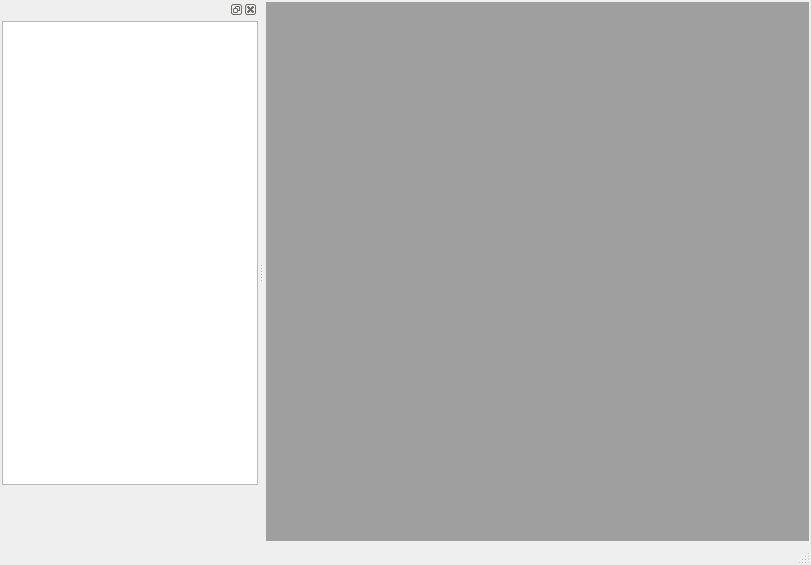
Qt form mainwindow.ui (albert-sergeev/FinLoader) before a commit.
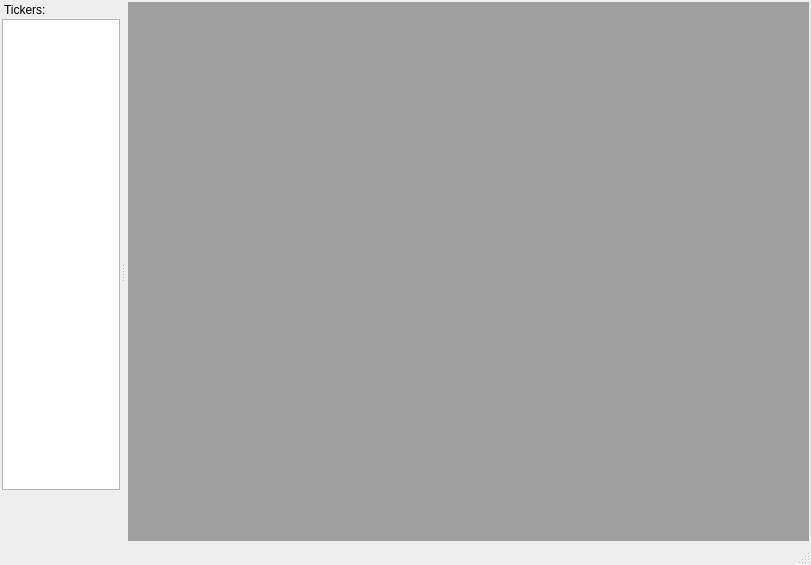
The same form after that commit.

Commit message: fill docked ticker toolbar and add save toolbars position

```diff
--- a/mainwindow.ui
+++ b/mainwindow.ui
@@ -44,10 +44,34 @@
   </widget>
   <widget class="QStatusBar" name="statusbar"/>
   <widget class="QDockWidget" name="dkActiveTickers">
+   <property name="floating">
+    <bool>false</bool>
+   </property>
+   <property name="features">
+    <set>QDockWidget::DockWidgetMovable</set>
+   </property>
+   <property name="allowedAreas">
+    <set>Qt::LeftDockWidgetArea|Qt::RightDockWidgetArea</set>
+   </property>
+   <property name="windowTitle">
+    <string>Tickers:</string>
+   </property>
    <attribute name="dockWidgetArea">
     <number>1</number>
    </attribute>
    <widget class="QWidget" name="dockWidgetContents">
+    <property name="minimumSize">
+     <size>
+      <width>100</width>
+      <height>0</height>
+     </size>
+    </property>
+    <property name="maximumSize">
+     <size>
+      <width>120</width>
+      <height>16777215</height>
+     </size>
+    </property>
     <layout class="QVBoxLayout" name="verticalLayout_2">
      <property name="spacing">
       <number>2</number>
@@ -56,7 +80,7 @@
       <number>2</number>
      </property>
      <property name="topMargin">
-      <number>2</number>
+      <number>0</number>
      </property>
      <property name="rightMargin">
       <number>0</number>
@@ -65,11 +89,36 @@
       <number>2</number>
      </property>
      <item>
-      <widget class="QTableView" name="tblTickersView"/>
+      <widget class="QListView" name="lstView"/>
      </item>
      <item>
       <widget class="QWidget" name="widget" native="true">
        <layout class="QVBoxLayout" name="verticalLayout">
+        <property name="spacing">
+         <number>1</number>
+        </property>
+        <property name="leftMargin">
+         <number>1</number>
+        </property>
+        <property name="topMargin">
+         <number>1</number>
+        </property>
+        <property name="rightMargin">
+         <number>1</number>
+        </property>
+        <property name="bottomMargin">
+         <number>1</number>
+        </property>
+        <item>
+         <widget class="QWidget" name="wtShowByName" native="true">
+          <property name="minimumSize">
+           <size>
+            <width>0</width>
+            <height>15</height>
+           </size>
+          </property>
+         </widget>
+        </item>
         <item>
          <widget class="QWidget" name="wtShowAll" native="true">
           <property name="minimumSize">
```
The commit also changes 4 other files.
